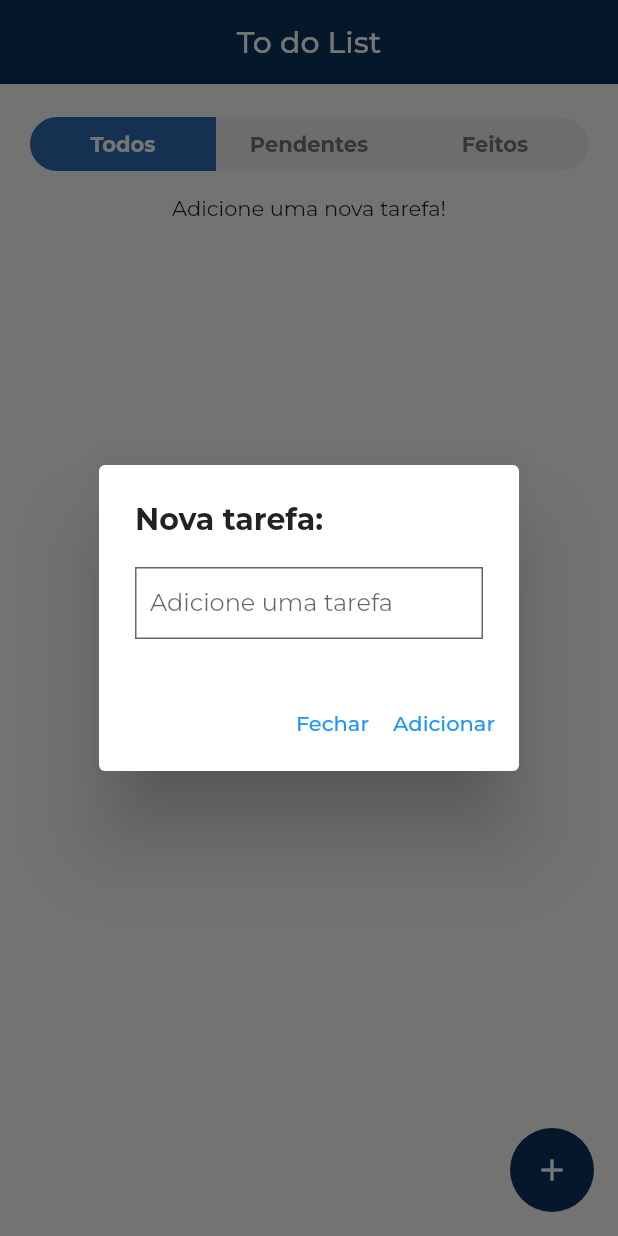
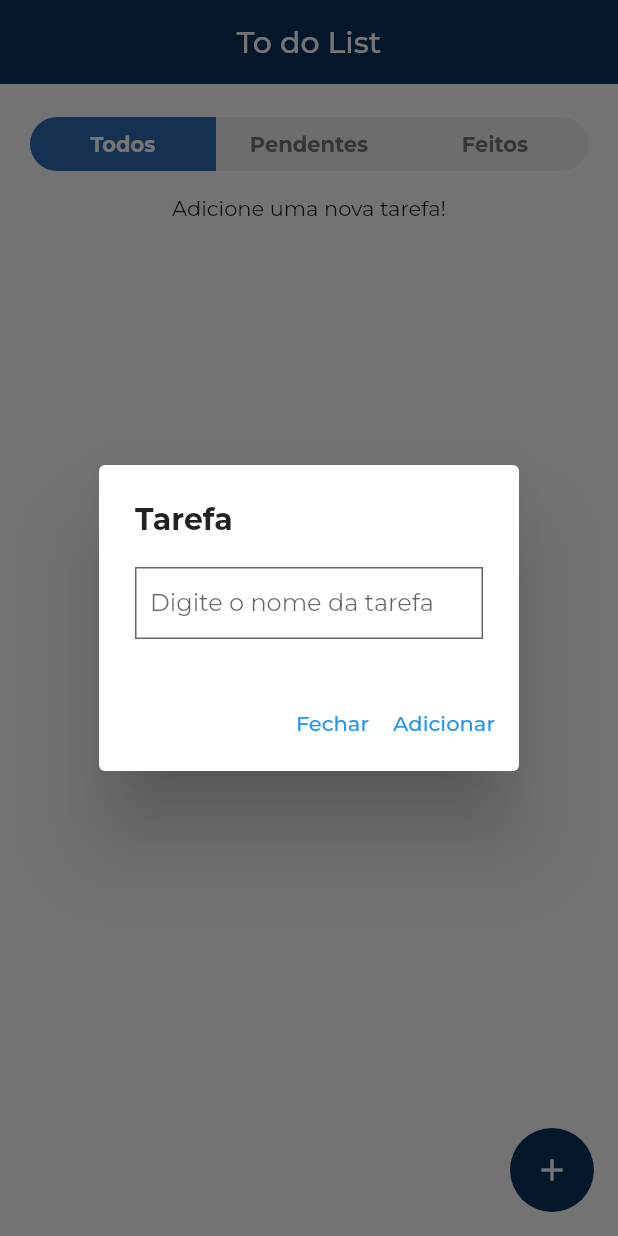
Before and after one commit to JacoRochadev/todo_idez, a Flutter app: the screen it shows after launch, after a tap on the "add" icon, on a phone screen of 412 x 824 dp. Run offline on Flutter 3.47's test engine with Material 2 defaults, Android fonts, the phone set to English and light mode, and no system bars; our stand-ins replace flutter_mobx, flutter_modular, google_fonts, mobx; generated files the repository leaves out were written again.

Commit message:
feat/ add task

```diff
--- a/lib/app/domain/entities/item_list.dart
+++ b/lib/app/domain/entities/task.dart
@@ -1,9 +1,10 @@
-class ItemList {
-  final int id;
+class Task {
+  final int? id;
   final String title;
   final bool checked;
-  ItemList({
-    required this.id,
+
+  Task({
+    this.id,
     required this.title,
     required this.checked,
   });
--- a/lib/app/presentation/splash_page.dart
+++ b/lib/app/presentation/splash_page.dart
@@ -12,8 +12,12 @@ class SplashPage extends StatefulWidget {
 class _SplashPageState extends State<SplashPage> {
   @override
   void initState() {
-    Navigator.pushReplacementNamed(context, '/home/');
     super.initState();
+    WidgetsBinding.instance.addPostFrameCallback((_) async {
+      await Future.delayed(const Duration(seconds: 2));
+      if (!mounted) return;
+      Navigator.pushReplacementNamed(context, '/home/');
+    });
   }
 
   @override
--- a/lib/home/application/home_store.dart
+++ b/lib/home/application/home_store.dart
@@ -1,5 +1,5 @@
 import 'package:mobx/mobx.dart';
-import 'package:todo_idez/app/domain/entities/item_list.dart';
+import 'package:todo_idez/app/domain/entities/task.dart';
 import 'package:todo_idez/app/domain/enums/filter_by_tasks.dart';
 
 part 'home_store.g.dart';
@@ -9,7 +9,7 @@ class HomeStore = _HomeStoreBase with _$HomeStore;
 
 abstract class _HomeStoreBase with Store {
   @observable
-  ObservableList<ItemList> todoList = ObservableList<ItemList>();
+  ObservableList<Task> todoList = ObservableList<Task>();
 
   @observable
   bool checkedList = false;
@@ -18,10 +18,10 @@ abstract class _HomeStoreBase with Store {
   FilterByTasks filter = FilterByTasks.all;
 
   @action
-  void addToList(List<ItemList> value) => todoList.addAll(value.asObservable());
+  void addToList(List<Task> value) => todoList.addAll(value.asObservable());
 
   @action
-  void removeToList(ItemList value) => todoList.remove(value);
+  void removeToList(Task value) => todoList.remove(value);
 
   @action
   void changeCheckedList(bool? value) => checkedList = value ?? checkedList;
@@ -30,7 +30,7 @@ abstract class _HomeStoreBase with Store {
   void changeFilter(FilterByTasks value) => filter = value;
 
   @computed
-  List<ItemList> get filteredList {
+  List<Task> get filteredList {
     switch (filter) {
       case FilterByTasks.all:
         return todoList;
--- a/lib/home/presentation/components/custom_floating_button_add_component.dart
+++ /dev/null
@@ -1,62 +0,0 @@
-import 'package:flutter/material.dart';
-
-import 'custom_text_field_component.dart';
-
-class CustomFloatingButtonAddComponent extends StatelessWidget {
-  final TextEditingController titleTextEditingController;
-  final String label;
-  final VoidCallback onPressed;
-  final VoidCallback onDismiss;
-  final IconData icon;
-
-  const CustomFloatingButtonAddComponent({
-    super.key,
-    required this.titleTextEditingController,
-    required this.label,
-    required this.onPressed,
-    required this.onDismiss,
-    required this.icon,
-  });
-
-  @override
-  Widget build(BuildContext context) {
-    return FloatingActionButton(
-      onPressed: () {
-        showDialog(
-          context: context,
-          builder: (BuildContext context) {
-            return AlertDialog(
-              title: Text(
-                label,
-                style: Theme.of(context).textTheme.titleLarge!.copyWith(
-                      fontWeight: FontWeight.bold,
-                    ),
-              ),
-              content: CustomTextFieldComponent(
-                textEditingController: titleTextEditingController,
-                hint: 'Adicione uma tarefa',
-                keyboardType: TextInputType.text,
-              ),
-              actions: [
-                Row(
-                  mainAxisAlignment: MainAxisAlignment.end,
-                  children: [
-                    TextButton(
-                      onPressed: onDismiss,
-                      child: const Text('Fechar'),
-                    ),
-                    TextButton(
-                      onPressed: onPressed,
-                      child: const Text('Adicionar'),
-                    ),
-                  ],
-                ),
-              ],
-            );
-          },
-        );
-      },
-      child: Icon(icon),
-    );
-  }
-}
--- a/lib/home/presentation/components/custom_text_field_component.dart
+++ b/lib/home/presentation/components/custom_text_field_component.dart
@@ -4,16 +4,19 @@ class CustomTextFieldComponent extends StatelessWidget {
   final String hint;
   final TextEditingController? textEditingController;
   final TextInputType keyboardType;
+  final ValueChanged<String>? onChanged;
   const CustomTextFieldComponent({
     super.key,
     required this.hint,
     this.textEditingController,
     required this.keyboardType,
+    this.onChanged,
   });
 
   @override
   Widget build(BuildContext context) {
-    return TextField(
+    return TextFormField(
+      onChanged: onChanged,
       keyboardType: keyboardType,
       controller: textEditingController,
       decoration: InputDecoration(
--- /dev/null
+++ b/lib/home/presentation/components/home_page_add_task_dialog.dart
@@ -0,0 +1,89 @@
+import 'package:flutter/material.dart';
+import 'package:todo_idez/app/domain/entities/task.dart';
+
+import 'custom_text_field_component.dart';
+
+class HomePageTaskDialog extends StatefulWidget {
+  const HomePageTaskDialog({
+    super.key,
+    required this.onAddTask,
+  });
+
+  final ValueChanged<Task> onAddTask;
+
+  static Future<void> show({
+    required BuildContext context,
+    required ValueChanged<Task> onAddTask,
+  }) {
+    return showDialog(
+      context: context,
+      builder: (BuildContext context) {
+        return HomePageTaskDialog(
+          onAddTask: onAddTask,
+        );
+      },
+    );
+  }
+
+  @override
+  State<HomePageTaskDialog> createState() => _HomePageTaskDialogState();
+}
+
+class _HomePageTaskDialogState extends State<HomePageTaskDialog> {
+  final _formKey = GlobalKey<FormState>();
+  String name = '';
+
+  String? nameValidator(String? value) {
+    if (value == null || value.isEmpty) {
+      return 'Campo obrigatório';
+    }
+    return null;
+  }
+
+  void addTask() {
+    if (!_formKey.currentState!.validate()) return;
+    widget.onAddTask(
+      Task(
+        title: name,
+        checked: false,
+      ),
+    );
+  }
+
+  @override
+  Widget build(BuildContext context) {
+    return AlertDialog(
+      title: Text(
+        'Tarefa',
+        style: Theme.of(context).textTheme.titleLarge!.copyWith(
+              fontWeight: FontWeight.bold,
+            ),
+      ),
+      content: Form(
+        key: _formKey,
+        child: CustomTextFieldComponent(
+          onChanged: (value) {
+            name = value;
+          },
+          hint: 'Digite o nome da tarefa',
+          keyboardType: TextInputType.text,
+        ),
+      ),
+      actions: [
+        Row(
+          mainAxisAlignment: MainAxisAlignment.end,
+          children: [
+            TextButton(
+              onPressed: () => Navigator.pop(context),
+              child: const Text('Fechar'),
+            ),
+            TextButton(
+              onPressed: addTask,
+              child: const Text('Adicionar'),
+            ),
+          ],
+        ),
+      ],
+    );
+  }
+}
--- a/lib/home/presentation/home_page.dart
+++ b/lib/home/presentation/home_page.dart
@@ -2,11 +2,11 @@ import 'package:flutter/material.dart';
 import 'package:flutter_mobx/flutter_mobx.dart';
 import 'package:flutter_modular/flutter_modular.dart';
 import 'package:todo_idez/app/domain/enums/filter_by_tasks.dart';
-import 'package:todo_idez/home/presentation/components/custom_floating_button_add_component.dart';
 import 'package:todo_idez/home/presentation/components/custom_list_item_component.dart';
 
 import '../application/home_store.dart';
 import 'components/custom_button_filter_component.dart';
+import 'components/home_page_add_task_dialog.dart';
 
 class HomePage extends StatefulWidget {
   const HomePage({super.key});
@@ -67,19 +67,19 @@ class _HomePageState extends State<HomePage> {
           );
         },
       ),
-      floatingActionButton: CustomFloatingButtonAddComponent(
+      floatingActionButton: FloatingActionButton(
         onPressed: () {
-          controller.addToList(controller.todoList);
-          _titleTextEditingController.clear();
-          Navigator.of(context).pop();
+          HomePageTaskDialog.show(
+            context: context,
+            onAddTask: (value) {
+              controller.addToList([value]);
+              Navigator.pop(context);
+            },
+          );
         },
-        icon: Icons.add,
-        label: 'Nova tarefa:',
-        onDismiss: () {
-          _titleTextEditingController.clear();
-          Navigator.of(context).pop();
-        },
-        titleTextEditingController: _titleTextEditingController,
+        child: const Icon(
+          Icons.add,
+        ),
       ),
     );
   }
```
Also changed, not shown: lib/home/application/home_store.g.dart, 1 other file.
